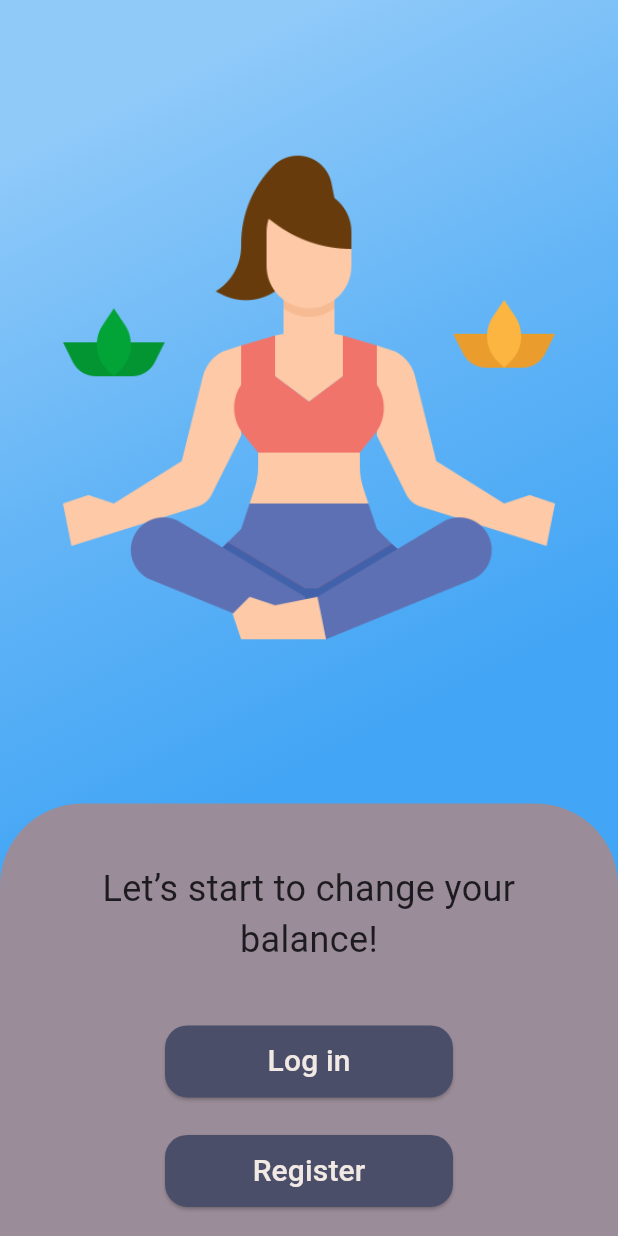
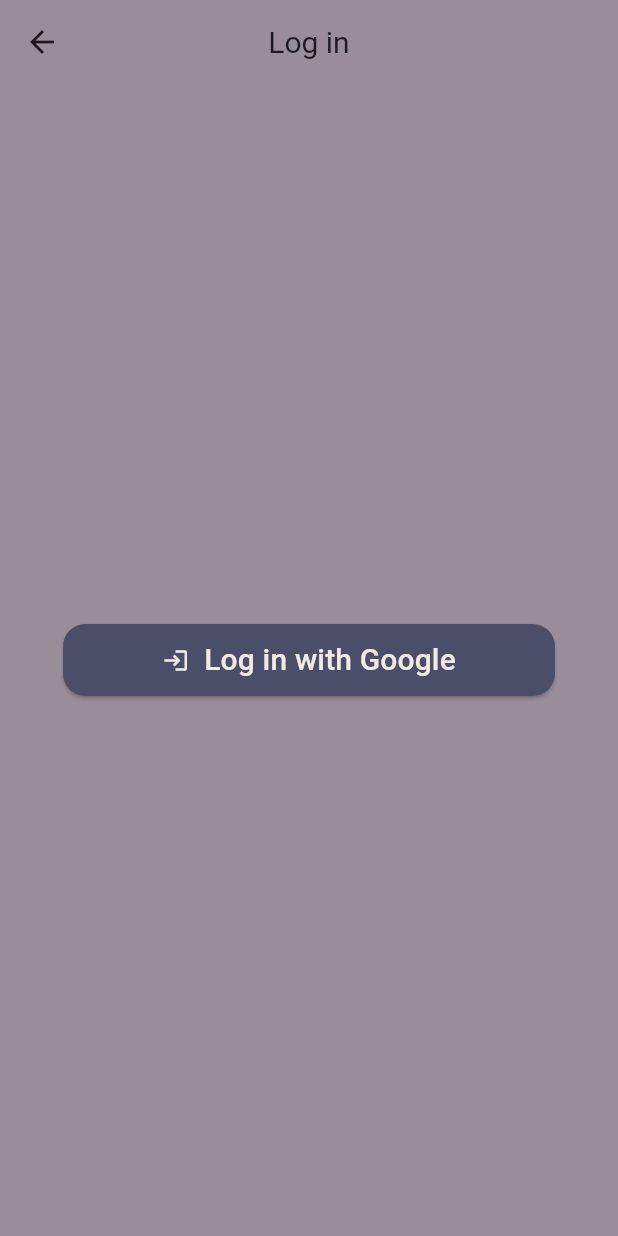
Before and after one commit to LifeBalance2023/App, a Flutter app: the screen it shows after launch, after a tap on "Log in", on a phone screen of 412 x 824 dp. Run offline on Flutter 3.47's test engine with Material 3 defaults, Android fonts, the phone set to English and light mode, and no system bars; Roboto replaces fonts that are missing (JejuGothic).

Commit message:
Add base for the register and login screens

```diff
--- /dev/null
+++ b/frontend/lib/screens/login_screen.dart
@@ -0,0 +1,74 @@
+import 'package:flutter/material.dart';
+
+class LoginScreen extends StatelessWidget {
+  const LoginScreen({super.key});
+
+  @override
+  Widget build(BuildContext context) {
+    return Scaffold(
+      appBar: AppBar(
+        backgroundColor: const Color(0xFF9A8C98),
+        title: const Text(
+          'Log in',
+          style: TextStyle(
+            fontFamily: 'JejuGothic',
+            fontSize: 20.0,
+          ),
+        ),
+        centerTitle: true,
+        leading: IconButton(
+          icon: const Icon(Icons.arrow_back),
+          onPressed: () {
+            Navigator.pop(context);
+          },
+        ),
+      ),
+      body: Container(
+        color: const Color(0xFF9A8C98),
+        width: double.infinity,
+        child: Column(
+          crossAxisAlignment: CrossAxisAlignment.center,
+          mainAxisAlignment: MainAxisAlignment.center,
+          children: [
+            ElevatedButton(
+              onPressed: () {},
+              style: ButtonStyle(
+                fixedSize: MaterialStateProperty.all<Size>(const Size(328, 48)),
+                backgroundColor:
+                    MaterialStateProperty.all<Color?>(const Color(0xFF4A4E69)),
+                foregroundColor:
+                    MaterialStateProperty.all<Color?>(const Color(0xFFF2E9E4)),
+                overlayColor:
+                    MaterialStateProperty.all<Color?>(const Color(0xFF62667C)),
+                shape: MaterialStateProperty.all<RoundedRectangleBorder>(
+                  RoundedRectangleBorder(
+                    borderRadius: BorderRadius.circular(
+                        15.0), // Set the desired corner radius
+                  ),
+                ),
+              ),
+              child: const Row(
+                mainAxisAlignment: MainAxisAlignment.center,
+                children: [
+                  Icon(
+                    Icons.login_outlined,
+                  ),
+                  SizedBox(
+                    width: 10,
+                  ),
+                  Text(
+                    'Log in with Google',
+                    style: TextStyle(
+                      fontFamily: 'JejuGothic',
+                      fontSize: 20.0,
+                    ),
+                  ),
+                ],
+              ),
+            ),
+          ],
+        ),
+      ),
+    );
+  }
+}
--- a/frontend/lib/screens/welcome_screen.dart
+++ b/frontend/lib/screens/welcome_screen.dart
@@ -1,4 +1,7 @@
 import 'package:flutter/material.dart';
+import 'package:frontend/screens/register_screen.dart';
+
+import 'login_screen.dart';
 
 class WelcomeScreen extends StatelessWidget {
   const WelcomeScreen({super.key});
@@ -60,7 +63,12 @@ class WelcomeScreen extends StatelessWidget {
                       ),
                       ElevatedButton(
                         onPressed: () {
-                          // Handle login button press
+                          Navigator.push(
+                            context,
+                            MaterialPageRoute(
+                              builder: (context) => const LoginScreen(),
+                            ),
+                          );
                         },
                         style: ButtonStyle(
                           fixedSize: MaterialStateProperty.all<Size>(
@@ -92,7 +100,12 @@ class WelcomeScreen extends StatelessWidget {
                       ),
                       ElevatedButton(
                         onPressed: () {
-                          // Handle login button press
+                          Navigator.push(
+                            context,
+                            MaterialPageRoute(
+                              builder: (context) => const RegisterScreen(),
+                            ),
+                          );
                         },
                         style: ButtonStyle(
                           fixedSize: MaterialStateProperty.all<Size>(
```
Also changed, not shown: frontend/lib/screens/register_screen.dart (added, +74 -0 lines).
